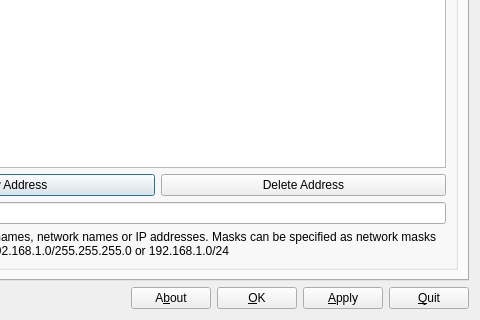
Above: guidedogwindow.ui from antocm/guidedog before the change; both pictures show x 165 to 645 and y 240 to 560 of the 645 by 560 pixel window. Below: the same form after it.
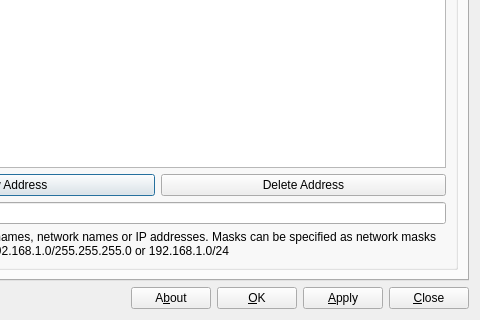
That is the form after the change. Icons and pictures are not drawn. Custom widgets are drawn as their Qt base class.

Commit message: Changed "Quit" button to "Close"

What changed in the file:
```diff
--- a/guidedogwindow.ui
+++ b/guidedogwindow.ui
@@ -822,7 +822,7 @@
      <item>
       <widget class="QPushButton" name="quitButton">
        <property name="text">
-        <string>&amp;Quit</string>
+        <string>&amp;Close</string>
        </property>
       </widget>
      </item>
```
Left out of the diff: 2 changed lines with no effect on the pictures. The commit also changes 2 other files.
